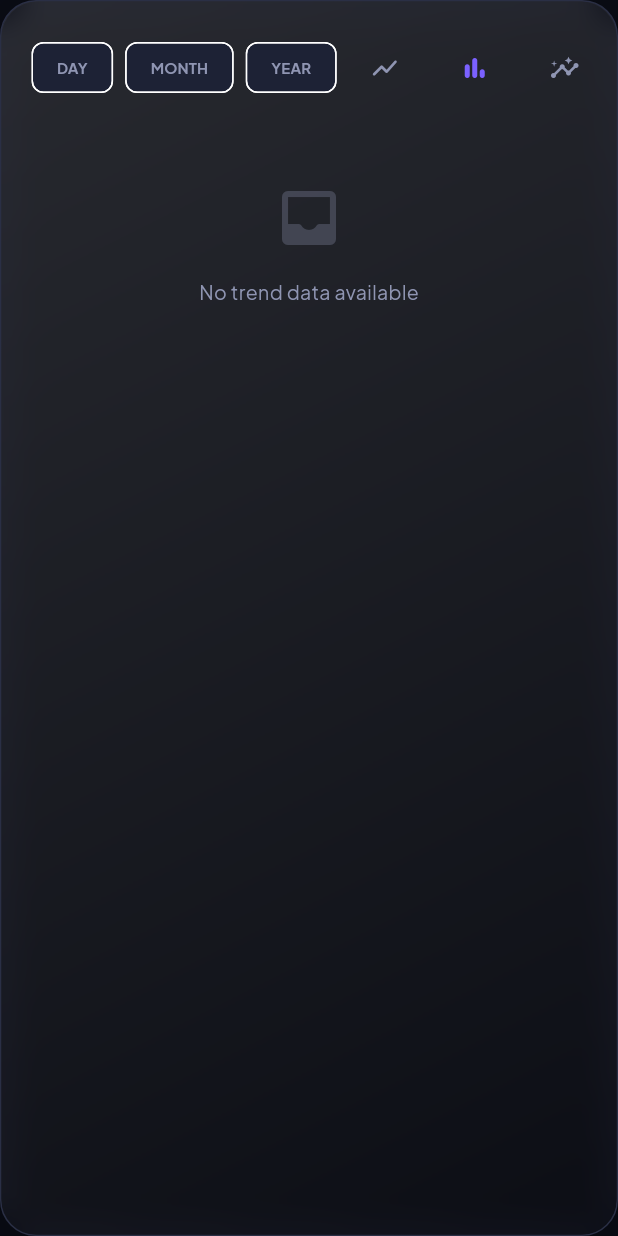
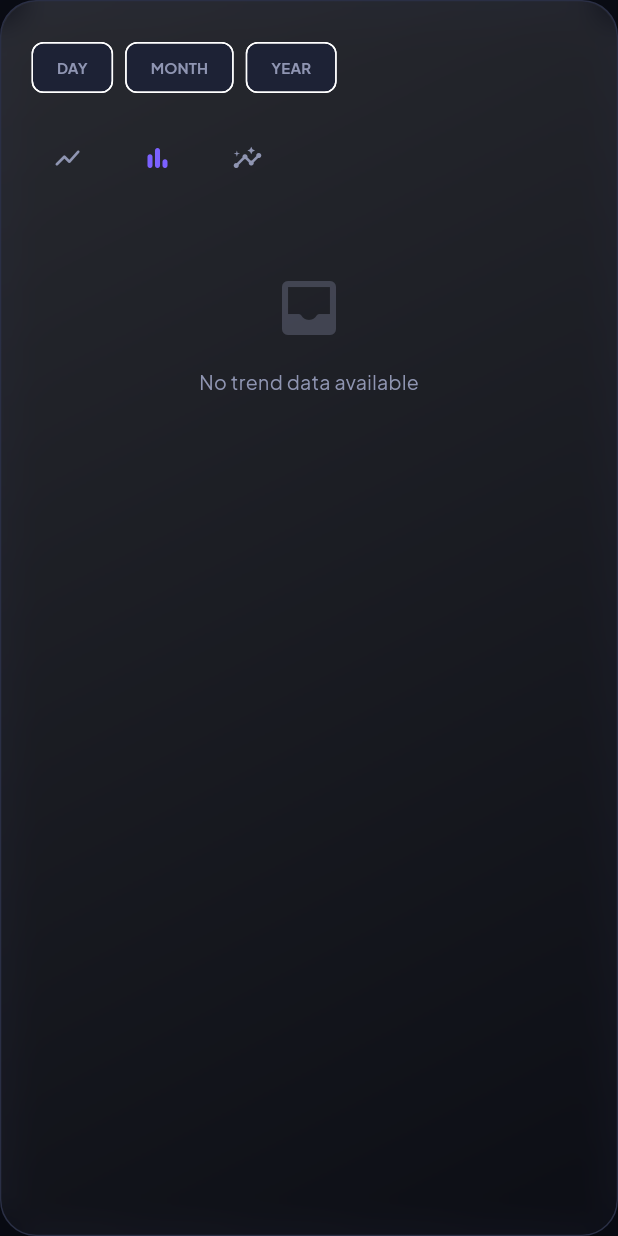
Before and after one commit to iprojectt/finance-tracker-app, a Flutter app: the _InteractiveTrendChart widget shown alone on an empty page, opened directly with empty values, on a phone screen of 412 x 824 dp. Run offline on Flutter 3.47's test engine with Material 3 defaults, Android fonts, the phone set to English and light mode, and no system bars; our stand-ins replace fl_chart, flutter_animate, google_fonts, shared_preferences; accounts and stored records are empty; network calls fail.

Commit message:
fix overflow

```diff
--- a/flutter_app/lib/screens/dashboard_screen.dart
+++ b/flutter_app/lib/screens/dashboard_screen.dart
@@ -516,10 +516,13 @@ class _InteractiveTrendChartState extends State<_InteractiveTrendChart> {
       child: Column(
         crossAxisAlignment: CrossAxisAlignment.start,
         children: [
-          Row(
-            mainAxisAlignment: MainAxisAlignment.spaceBetween,
+          Wrap(
+            alignment: WrapAlignment.spaceBetween,
+            crossAxisAlignment: WrapCrossAlignment.center,
+            runSpacing: 12,
             children: [
               Row(
+                mainAxisSize: MainAxisSize.min,
                 children: ['day', 'month', 'year'].map((tf) {
                   final isSelected = widget.timeframe == tf;
                   return Padding(
@@ -538,6 +541,7 @@ class _InteractiveTrendChartState extends State<_InteractiveTrendChart> {
                 }).toList(),
               ),
               Row(
+                mainAxisSize: MainAxisSize.min,
                 children: [
                   IconButton(
                     padding: EdgeInsets.zero,
```
